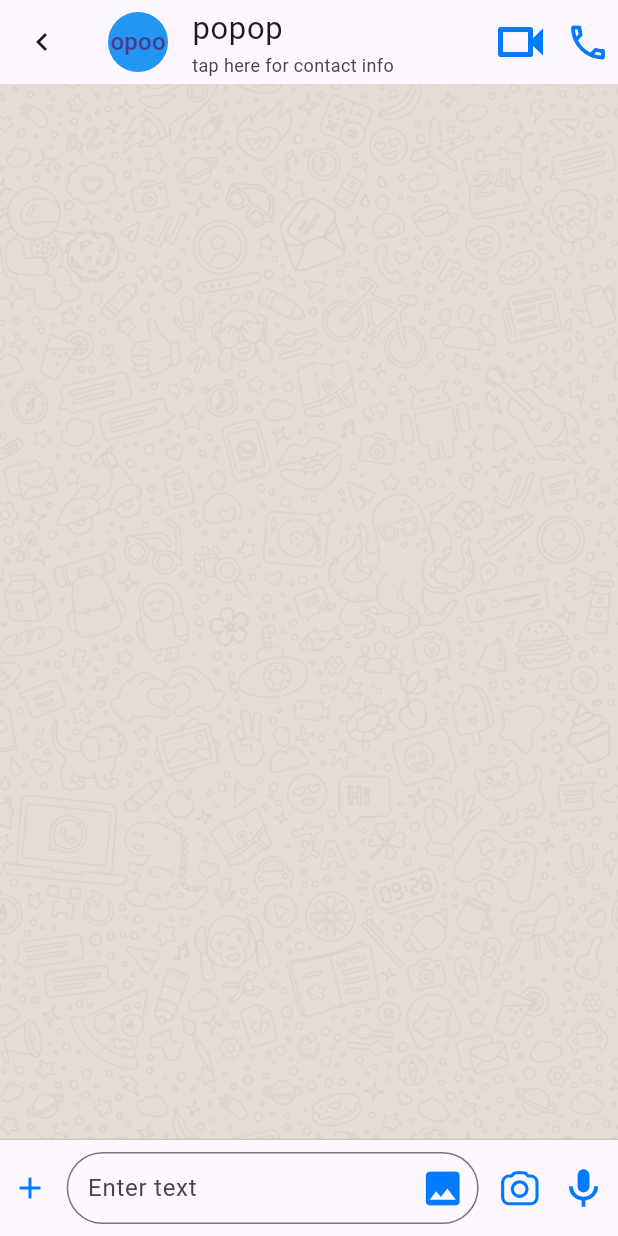
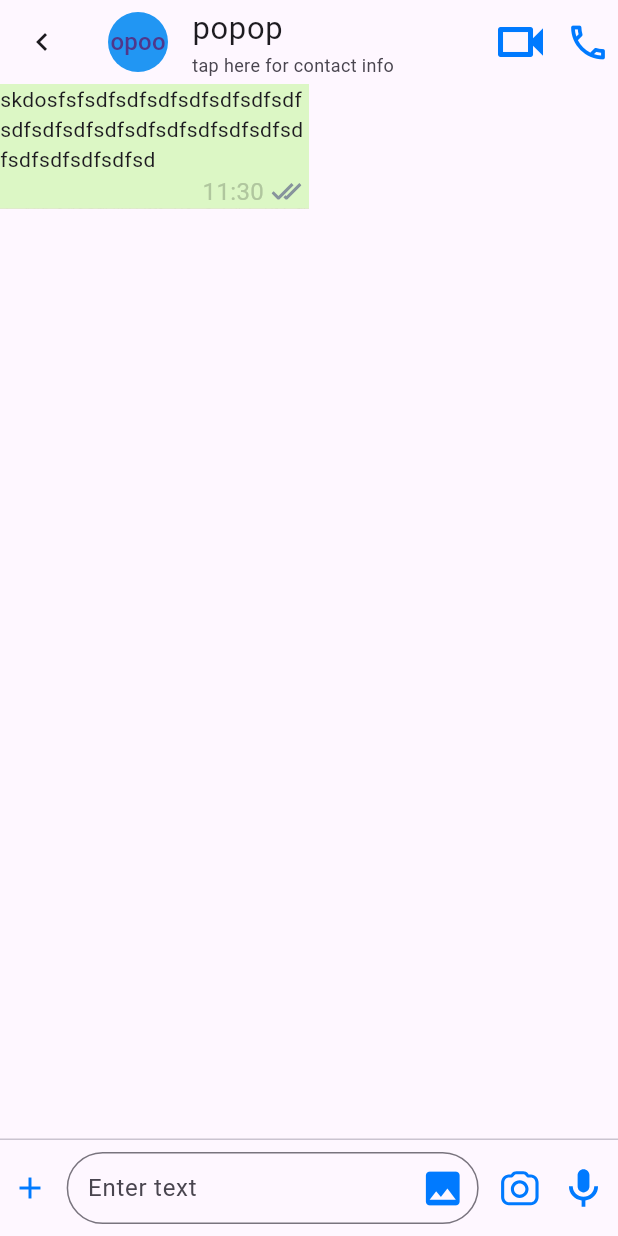
Before and after one commit to NazmiaMouri/WhatsApp_With_Flutter, a Flutter app: the screen it shows after launch, on a phone screen of 412 x 824 dp. Run offline on Flutter 3.47's test engine with Material 3 defaults, Android fonts, the light colour scheme and no system bars; our stand-ins replace flutter_riverpod, flutter_svg, socket_io_client.

Commit message:
Chat bubble

```diff
--- a/lib/constants/colors.dart
+++ b/lib/constants/colors.dart
@@ -6,5 +6,7 @@ class AppColors {
   static const Color blue = Color(0xFF007AFF); // blue
   static const Color appbarBackground = Color(0xFFF6F6F6); // light grey
   static const Color textDark = Color(0xFF212121); // dark text
-  static const Color textLight = Color(0xFFFFFFFF); // white text
+  static const Color textLight = Color(0xFFB0C69E);
+  static const Color myMessageBackground =
+      Color(0xFFDCF7C5); // grey text// white text
 }
--- a/lib/main.dart
+++ b/lib/main.dart
@@ -2,6 +2,7 @@ import 'package:flutter/material.dart';
 import 'package:whats_app/constants/screen_size.dart';
 import 'package:whats_app/view/home_screens/home.dart';
 import 'package:whats_app/view/individual_chat/conversation.dart';
+import 'package:whats_app/view/individual_chat/my_message.dart';
 import 'package:whats_app/view/login_screens/front_page.dart';
 import 'package:whats_app/view/login_screens/language_selection.dart';
 import 'package:flutter_riverpod/flutter_riverpod.dart';
@@ -23,14 +24,14 @@ class MyApp extends StatelessWidget {
     return MaterialApp(
       debugShowCheckedModeBanner: false,
       home: const Conversation(),
-      initialRoute: '/',
-      routes: {
-        '/': (context) => FrontPage(),
-        '/language': (context) => LanguageSelection(),
-        '/contact': (context) => PhoneNumber(),
-        '/home': (context) => Home(),
-        '/individualChat': (context) => Conversation(),
-      },
+      // initialRoute: '/home',
+      // routes: {
+      //   '/startup': (context) => FrontPage(),
+      //   '/language': (context) => LanguageSelection(),
+      //   '/contact': (context) => PhoneNumber(),
+      //   '/home': (context) => Home(),
+      //   '/individualChat': (context) => Conversation(),
+      // },
     );
   }
 }
--- /dev/null
+++ b/lib/models/message_model.dart
@@ -0,0 +1,17 @@
+import 'package:json_annotation/json_annotation.dart';
+
+part 'message_model.g.dart';
+
+@JsonSerializable()
+class Message {
+  final String type;
+  final String msg;
+  final String time;
+
+  Message({required this.type, required this.msg, required this.time});
+
+  factory Message.fromJson(Map<String, dynamic> json) =>
+      _$MessageFromJson(json);
+
+  Map<String, dynamic> toJson() => _$MessageToJson(this);
+}
--- /dev/null
+++ b/lib/view/individual_chat/my_message.dart
@@ -0,0 +1,47 @@
+import 'package:flutter/cupertino.dart';
+import 'package:flutter_svg/flutter_svg.dart';
+import 'package:whats_app/constants/colors.dart';
+import 'package:whats_app/constants/screen_size.dart';
+import 'package:flutter/material.dart';
+
+class MyMessage extends StatelessWidget {
+  const MyMessage({super.key});
+
+  @override
+  Widget build(BuildContext context) {
+    return Container(
+      constraints: BoxConstraints(maxWidth: ScreenSize.width / 2),
+      color: AppColors.myMessageBackground,
+      child: Column(
+        mainAxisSize: MainAxisSize.min,
+        children: [
+          Text(
+            'skdosfsfsdfsdfsdfsdfsdfsdfsdfsdfsdfsdfsdfsdfsd'
+            'fsdfsdfsdfsdfsdfsdfsdfsdfsd',
+            overflow: TextOverflow.clip,
+            softWrap: true,
+          ),
+          Row(
+            mainAxisAlignment: MainAxisAlignment.end,
+            children: [
+              Text(
+                '11:30',
+                textAlign: TextAlign.end,
+                style: TextStyle(color: AppColors.textLight, fontSize: 16),
+              ),
+              Padding(
+                padding: const EdgeInsets.symmetric(horizontal: 5),
+                child: SvgPicture.asset(
+                  'assets/icons/Icone=Tick.svg',
+                  height: 20,
+                  width: 20,
+                  alignment: Alignment.bottomRight,
+                ),
+              ),
+            ],
+          ),
+        ],
+      ),
+    );
+  }
+}
--- a/pubspec.yaml
+++ b/pubspec.yaml
@@ -38,6 +38,7 @@ dependencies:
   flutter_riverpod: ^2.6.1
   flutter_svg: ^2.0.10+1
   go_router: ^14.2.3
+  socket_io_client: ^3.0.2
 
 dev_dependencies:
   flutter_test:
@@ -50,6 +51,8 @@ dev_dependencies:
   # rules and activating additional ones.
   flutter_lints: ^2.0.0
   custom_lint: ^0.6.4
+  json_serializable: ^6.8.0
+  build_runner: ^2.4.9
 
 # For information on the generic Dart part of this file, see the
 # following page: https://dart.dev/tools/pub/pubspec
```
Also changed, not shown: lib/view/home_screens/home.dart (+4 -6 lines), lib/view/individual_chat/conversation.dart (+44 -0 lines), assets/images/498119854_707648161768298_7657499734417508461_n.jpg (added), lib/models/message_model.g.dart (added), pubspec.lock.
